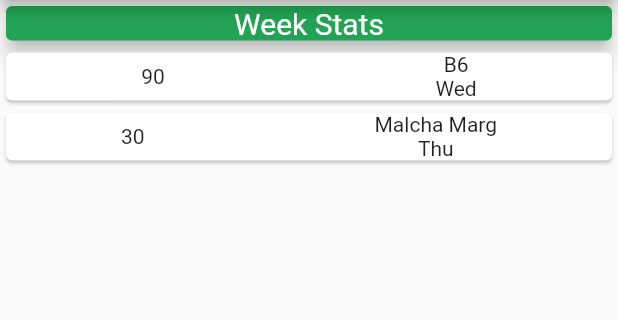
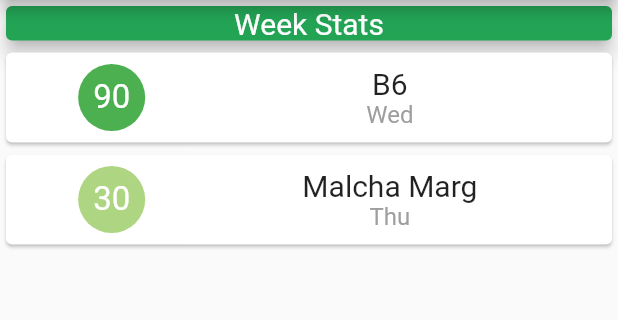
Before and after one commit to kkashiva/skate-session-tracker, a Flutter app: the screen it shows after launch, on a phone screen of 412 x 824 dp, the part 84-404 px from its top. Run offline on Flutter 3.47's test engine with Material 2 defaults, Android fonts, the light colour scheme and no system bars.

Commit message:
terrnary condition for duration color

```diff
--- a/lib/main.dart
+++ b/lib/main.dart
@@ -1,3 +1,4 @@
+import 'package:flutter/cupertino.dart';
 import 'package:flutter/material.dart';
 import 'package:intl/intl.dart';
 import './session.dart';
@@ -59,20 +60,46 @@
                     child: Row(
                       children: <Widget>[
                         Container(
-                          child: Text(s.sessionDuration().toString()),
-                          decoration: BoxDecoration(),
+                          child: Text(
+                            s.sessionDuration().toString(),
+                            style: TextStyle(
+                                color: Color(0xffffffff), fontSize: 22),
+                          ),
+                          decoration: BoxDecoration(
+                            shape: BoxShape.circle,
+                            color: (s.sessionDuration() < 60)
+                                ? Colors.lightGreen.shade300
+                                : (s.sessionDuration() < 120)
+                                    ? Colors.green.shade500
+                                    : Color(0xff23a455),
+                          ),
+                          padding: EdgeInsets.all(10),
+                          margin:
+                              EdgeInsets.symmetric(horizontal: 15, vertical: 5),
                         ),
-                        Column(
-                          children: [
-                            Text(s.location),
-                            Text(DateFormat.E().format(s.start)),
-                          ],
+                        Container(
+                          child: Column(
+                            children: [
+                              Text(
+                                s.location,
+                                style: TextStyle(fontSize: 20),
+                              ),
+                              Text(DateFormat.E().format(s.start),
+                                  style: TextStyle(
+                                      fontSize: 16, color: Colors.grey)),
+                            ],
+                            crossAxisAlignment: CrossAxisAlignment.center,
+                            mainAxisAlignment: MainAxisAlignment.center,
+                          ),
+                          margin: EdgeInsets.symmetric(horizontal: 15),
+                          width: 200,
                         ),
                       ],
                       crossAxisAlignment: CrossAxisAlignment.center,
-                      mainAxisAlignment: MainAxisAlignment.spaceAround,
+                      mainAxisAlignment: MainAxisAlignment.spaceEvenly,
                     ),
                     width: double.infinity,
+                    height: 60,
                   ),
                 );
               }).toList(),
```
